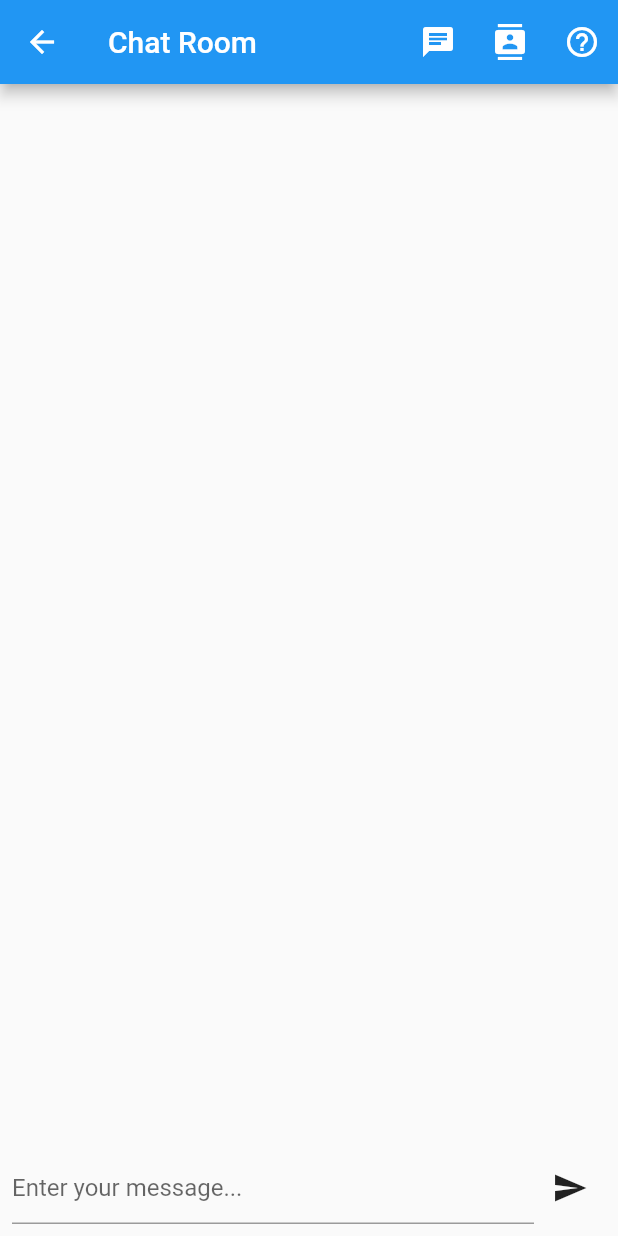
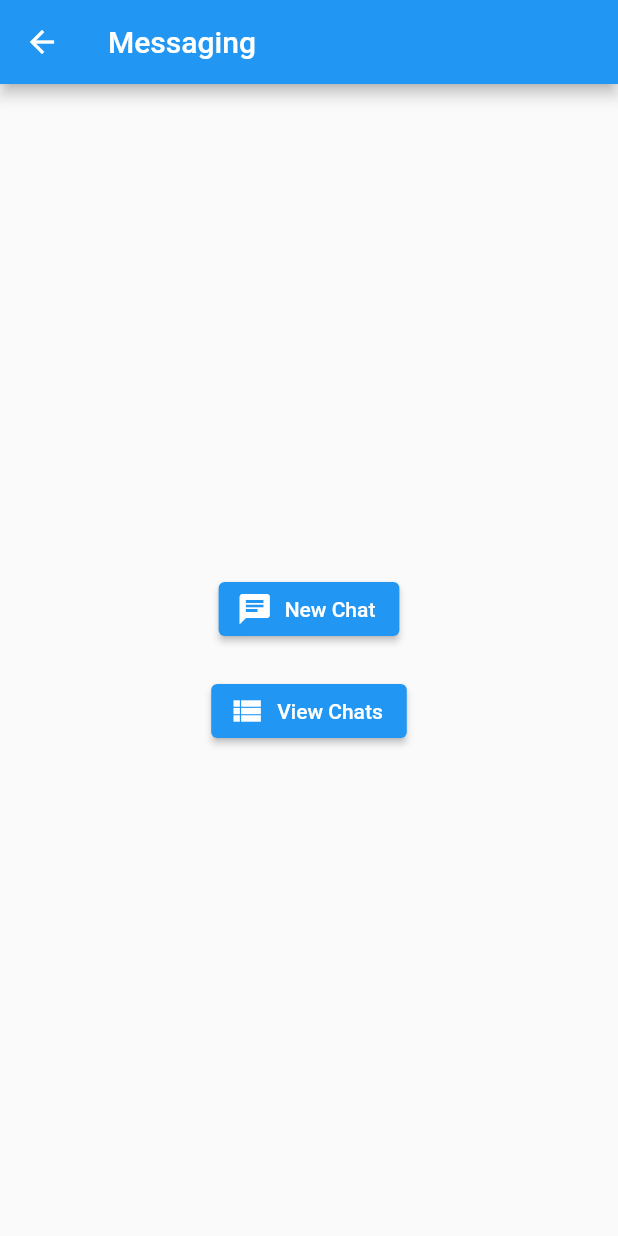
Before and after one commit to frankynava22/easypeasypal, a Flutter app: the MessagingScreen screen opened directly, on a phone screen of 412 x 824 dp. Run offline on Flutter 3.47's test engine with Material 2 defaults, Android fonts, the phone set to English and light mode, and no system bars; our stand-ins replace cloud_firestore, firebase_auth, firebase_core, google_sign_in; accounts and stored records are empty.

Commit message:
chat features

```diff
--- a/lib/screens/messaging.dart
+++ b/lib/screens/messaging.dart
@@ -1,4 +1,7 @@
 import 'package:flutter/material.dart';
+import 'package:cloud_firestore/cloud_firestore.dart';
+import 'package:firebase_auth/firebase_auth.dart';
+import 'chat_history.dart'; // Add this import for the ChatHistoryScreen
 
 class MessagingScreen extends StatefulWidget {
   @override
@@ -6,75 +9,125 @@ class MessagingScreen extends StatefulWidget {
 }
 
 class _MessagingScreenState extends State<MessagingScreen> {
-  final List<String> messages = []; // this will store the chat messages
+  final _firestore = FirebaseFirestore.instance;
+  final _auth = FirebaseAuth.instance;
   final TextEditingController _messageController = TextEditingController();
+
+  List<Map<String, dynamic>> _contacts = [];
+  List<String> messages = [];
+
+  bool _isOnMainScreen = true;
+  String _selectedHeader = '';
+
+  void _toggleScreen(String header) {
+    setState(() {
+      _isOnMainScreen = !_isOnMainScreen;
+      _selectedHeader = header;
+    });
+  }
+
+  Future<void> _fetchContacts() async {
+    DocumentSnapshot snapshot = await _firestore
+        .collection('contacts')
+        .doc(_auth.currentUser!.uid)
+        .get();
+    if (snapshot.exists && snapshot.data() != null) {
+      List contactsFromDb =
+          (snapshot.data() as Map<String, dynamic>)['contactsList'] ?? [];
+      setState(() {
+        _contacts = List<Map<String, dynamic>>.from(contactsFromDb);
+      });
+    }
+  }
 
   @override
   Widget build(BuildContext context) {
     return Scaffold(
       appBar: AppBar(
-        title: Text('Chat Room'),
-        actions: [
-          IconButton(
+        title: Text(_selectedHeader.isEmpty ? 'Messaging' : _selectedHeader),
+        leading: !_isOnMainScreen
+            ? IconButton(
+                icon: Icon(Icons.arrow_back),
+                onPressed: () {
+                  _toggleScreen('');
+                },
+              )
+            : null,
+      ),
+      body: Center(
+        child: _isOnMainScreen
+            ? Column(
+                mainAxisAlignment: MainAxisAlignment.center,
+                children: [
+                  ElevatedButton.icon(
+                    onPressed: () {
+                      _toggleScreen('New Chat');
+                      _fetchContacts(); // Fetch contacts when "New Chat" is tapped
+                    },
+                    icon: Icon(Icons.chat),
+                    label: Text('New Chat'),
+                  ),
+                  SizedBox(height: 20.0),
+                  ElevatedButton.icon(
+                    onPressed: () => _toggleScreen('View Chats'),
+                    icon: Icon(Icons.view_list),
+                    label: Text('View Chats'),
+                  ),
+                ],
+              )
+            : _selectedHeader == 'New Chat'
+                ? Column(
+                    mainAxisAlignment: MainAxisAlignment.start,
+                    children: [
+                      SizedBox(height: 20.0),
+                      Text(
+                        _selectedHeader,
+                        style: TextStyle(
+                            fontSize: 24, fontWeight: FontWeight.bold),
+                      ),
+                      Expanded(
+                        child: ListView.builder(
+                          itemCount: _contacts.length,
+                          itemBuilder: (context, index) {
+                            return ListTile(
+                              title:
+                                  Text(_contacts[index]['displayName'] ?? ''),
+                              subtitle: Text(_contacts[index]['email'] ?? ''),
+                              trailing: IconButton(
                                 icon: Icon(Icons.chat),
                                 onPressed: () {
-              // Trigger when the new chat button is pressed
+                                  Navigator.of(context).push(MaterialPageRoute(
+                                    builder: (context) => ChatHistoryScreen(
+                                        contact: _contacts[index]),
+                                  ));
                                 },
                               ),
-          IconButton(
-            icon: Icon(Icons.contacts),
-            onPressed: () {
-              // Trigger when the contact list button is pressed
-            },
-          ),
-          IconButton(
-            icon: Icon(Icons.help_outline), // Question mark icon
-            onPressed: () {
-              // Trigger when the help button is pressed
-              // For now, this does nothing, but you can later navigate to a help page
-            },
-          ),
-        ],
-      ),
-      body: Column(
-        children: [
-          Expanded(
-            child: ListView.builder(
-              itemCount: messages.length,
-              itemBuilder: (context, index) {
-                return ListTile(
-                  title: Text(messages[index]),
-                  // Additional customization like determining the sender and showing the message on the left or right can be done
                             );
                           },
                         ),
                       ),
                       Padding(
                         padding: const EdgeInsets.all(8.0),
-            child: Row(
-              children: [
-                Expanded(
-                  child: TextField(
-                    controller: _messageController,
-                    decoration:
-                        InputDecoration(hintText: "Enter your message..."),
+                        child: GestureDetector(
+                          onTap: () {
+                            // This will trigger the search action
+                          },
+                          child: Text(
+                            "Can't find a user? Search for them!",
+                            style: TextStyle(
+                              color: Colors.blue,
+                              decoration: TextDecoration.underline,
                             ),
                           ),
-                IconButton(
-                  icon: Icon(Icons.send),
-                  onPressed: () {
-                    if (_messageController.text.isNotEmpty) {
-                      setState(() {
-                        messages.add(_messageController.text);
-                      });
-                      _messageController.clear();
-                    }
-                  },
-                ),
-              ],
                         ),
                       ),
                     ],
+                  )
+                : Column(
+                    children: [
+                      // ... [The rest of your original code remains unchanged]
+                    ],
+                  ),
       ),
     );
   }
```
Also changed, not shown: lib/screens/chat_history.dart (added, +108 -0 lines), lib/screens/communication.dart (added, +56 -0 lines), lib/screens/contacts.dart (added, +160 -0 lines), lib/screens/identify_user.dart (+15 -4 lines). Lines whose indentation alone changed are shown as unchanged.
